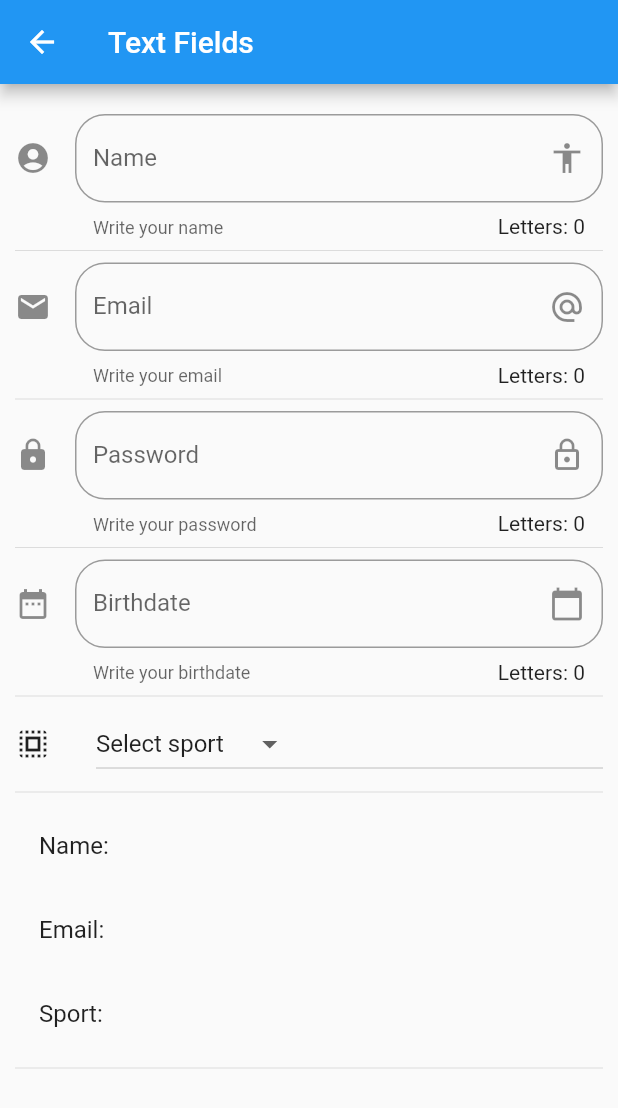
After one commit to cristhianfdx/udemy-flutter-course, a Flutter app: the screen it shows after launch, after a tap on "Inputs", on a phone screen of 412 x 824 dp. The commit adds this screen. Shown: the top 1108 px of the screen. Run offline on Flutter 3.47's test engine with Material 2 defaults, Android fonts, the phone set to English and light mode, and no system bars; network calls fail.

Commit message:
Added inputs page

```diff
--- a/flutter/app_components/lib/main.dart
+++ b/flutter/app_components/lib/main.dart
@@ -1,5 +1,7 @@
+import 'package:flutter/material.dart';
+import 'package:flutter_localizations/flutter_localizations.dart';
+
 import 'package:app_components/src/routes/routes.dart';
-import 'package:flutter/material.dart';
 
 import 'package:app_components/src/pages/home_page.dart';
 
@@ -9,6 +11,14 @@ class MyApp extends StatelessWidget {
   @override
   Widget build(BuildContext context) {
     return MaterialApp(
+      localizationsDelegates: [
+        GlobalMaterialLocalizations.delegate,
+        GlobalWidgetsLocalizations.delegate
+      ],
+      supportedLocales: [
+        const Locale('en', 'US'),
+        const Locale('es', 'ES'),
+      ],
       title: 'Components App',
       debugShowCheckedModeBanner: false,
       //home: HomePage()
--- /dev/null
+++ b/flutter/app_components/lib/src/pages/input_page.dart
@@ -0,0 +1,174 @@
+import 'package:flutter/material.dart';
+
+class InputPage extends StatefulWidget {
+  @override
+  _InputPageState createState() => _InputPageState();
+}
+
+class _InputPageState extends State<InputPage> {
+  String _name = '';
+  String _email = '';
+  String _password = '';
+  String _date = '';
+
+  List<String> _sports = [
+    'Select sport',
+    'Football',
+    'Basketball',
+    'Rugby',
+    'Volleyball',
+    'SkateBoarding'
+  ];
+
+  String _defaultOption = 'Select sport';
+
+  TextEditingController _inputFieldDateController = TextEditingController();
+
+  @override
+  Widget build(BuildContext context) {
+    return Scaffold(
+      appBar: AppBar(
+        title: Text('Text Fields'),
+      ),
+      body: ListView(
+        padding: EdgeInsets.symmetric(horizontal: 10.0, vertical: 20.0),
+        children: [
+          _createInputField(),
+          Divider(),
+          _createEmailField(),
+          Divider(),
+          _createPasswordField(),
+          Divider(),
+          _createDateField(context),
+          Divider(),
+          _createDropdown(),
+          Divider(),
+          _createShowInputValues(),
+          Divider(),
+        ],
+      ),
+    );
+  }
+
+  Widget _createInputField() {
+    return TextField(
+        textCapitalization: TextCapitalization.words,
+        decoration: InputDecoration(
+            border:
+                OutlineInputBorder(borderRadius: BorderRadius.circular(20.0)),
+            counter: Text('Letters: ${_name.length}'),
+            hintText: 'Name',
+            labelText: 'Name',
+            helperText: 'Write your name',
+            suffixIcon: Icon(Icons.accessibility),
+            icon: Icon(Icons.account_circle)),
+        onChanged: (value) => setState(() => _name = value));
+  }
+
+  Widget _createEmailField() {
+    return TextField(
+      keyboardType: TextInputType.emailAddress,
+      decoration: InputDecoration(
+          border: OutlineInputBorder(borderRadius: BorderRadius.circular(20.0)),
+          counter: Text('Letters: ${_email.length}'),
+          hintText: 'Email',
+          labelText: 'Email',
+          helperText: 'Write your email',
+          suffixIcon: Icon(Icons.alternate_email),
+          icon: Icon(Icons.email)),
+      onChanged: (value) => setState(() => _email = value),
+    );
+  }
+
+  Widget _createPasswordField() {
+    return TextField(
+      obscureText: true,
+      decoration: InputDecoration(
+          border: OutlineInputBorder(borderRadius: BorderRadius.circular(20.0)),
+          counter: Text('Letters: ${_password.length}'),
+          hintText: 'Password',
+          labelText: 'Password',
+          helperText: 'Write your password',
+          suffixIcon: Icon(Icons.lock_outline),
+          icon: Icon(Icons.lock)),
+      onChanged: (value) => setState(() => _password = value),
+    );
+  }
+
+  Widget _createDateField(BuildContext context) {
+    return TextField(
+      enableInteractiveSelection: false,
+      controller: _inputFieldDateController,
+      decoration: InputDecoration(
+          border: OutlineInputBorder(borderRadius: BorderRadius.circular(20.0)),
+          counter: Text('Letters: ${_password.length}'),
+          hintText: 'Birthdate',
+          labelText: 'Birthdate',
+          helperText: 'Write your birthdate',
+          suffixIcon: Icon(Icons.calendar_today),
+          icon: Icon(Icons.date_range)),
+      onTap: () {
+        FocusScope.of(context).requestFocus(FocusNode());
+        _selectDate(context);
+      },
+    );
+  }
+
+  _selectDate(BuildContext context) async {
+    DateTime pickedDate = await showDatePicker(
+        context: context,
+        initialDate: new DateTime.now(),
+        firstDate: new DateTime(2000),
+        lastDate: new DateTime(2025),
+        locale: Locale('es', 'ES'));
+
+    if (pickedDate != null)
+      setState(() {
+        _date = pickedDate.toLocal().toString();
+        _inputFieldDateController.text = _date;
+      });
+  }
+
+  Widget _createDropdown() {
+    return Row(
+      children: [
+        Icon(Icons.select_all),
+        SizedBox(
+          width: 30.0,
+        ),
+        Expanded(
+          child: DropdownButton(
+              value: _defaultOption,
+              items: _getOptions(),
+              onChanged: (value) => setState(() => _defaultOption = value)),
+        ),
+      ],
+    );
+  }
+
+  List<DropdownMenuItem<String>> _getOptions() {
+    return _sports.map((sport) {
+      return DropdownMenuItem(
+        child: Text(sport),
+        value: sport,
+      );
+    }).toList();
+  }
+
+  Widget _createShowInputValues() {
+    return Column(
+      children: [
+        ListTile(
+          title: Text('Name: $_name'),
+        ),
+        ListTile(
+          title: Text('Email: $_email'),
+        ),
+        ListTile(
+          title: Text(
+              "Sport: ${_defaultOption == 'Select sport' ? '' : _defaultOption}"),
+        )
+      ],
+    );
+  }
+}
--- a/flutter/app_components/lib/src/routes/routes.dart
+++ b/flutter/app_components/lib/src/routes/routes.dart
@@ -5,6 +5,7 @@ import 'package:app_components/src/pages/alert_page.dart';
 import 'package:app_components/src/pages/avatar_page.dart';
 import 'package:app_components/src/pages/card_page.dart';
 import 'package:app_components/src/pages/animated_container_page.dart';
+import 'package:app_components/src/pages/input_page.dart';
 
 Map<String, WidgetBuilder> getAppRoutes() {
   return <String, WidgetBuilder>{
@@ -12,6 +13,7 @@ Map<String, WidgetBuilder> getAppRoutes() {
     'alert': (BuildContext context) => AlertPage(),
     'avatar': (BuildContext context) => AvatarPage(),
     'card': (BuildContext context) => CardPage(),
-    'animated-container': (BuildContext context) => AnimatedContainerPage()
+    'animated-container': (BuildContext context) => AnimatedContainerPage(),
+    'inputs': (BuildContext context) => InputPage()
   };
 }
--- a/flutter/app_components/lib/src/utils/icons_util.dart
+++ b/flutter/app_components/lib/src/utils/icons_util.dart
@@ -4,7 +4,8 @@ final _icons = <String, IconData>{
   'add_alert': Icons.add_alert,
   'accessibility': Icons.accessibility,
   'folder_open': Icons.folder_open,
-  'donut_large': Icons.donut_large
+  'donut_large': Icons.donut_large,
+  'input': Icons.input
 };
 
 Icon getIcon(String name, Color color) => Icon(_icons[name], color: color);
--- a/flutter/app_components/resources/menu_options.json
+++ b/flutter/app_components/resources/menu_options.json
@@ -20,6 +20,11 @@
       "path": "animated-container",
       "icon": "donut_large",
       "text": "Animated Container"
+    },
+    {
+      "path": "inputs",
+      "icon": "input",
+      "text": "Inputs"
     }
   ]
 }
```
Also changed, not shown: flutter/app_components/pubspec.yaml (+4 -7 lines).
